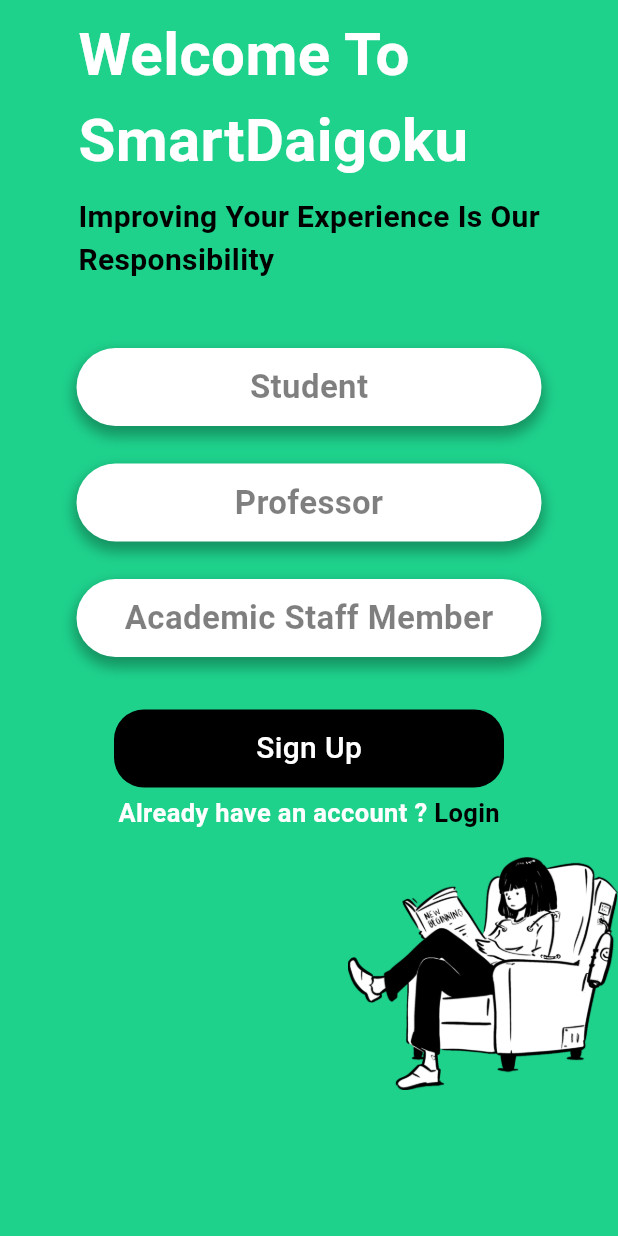
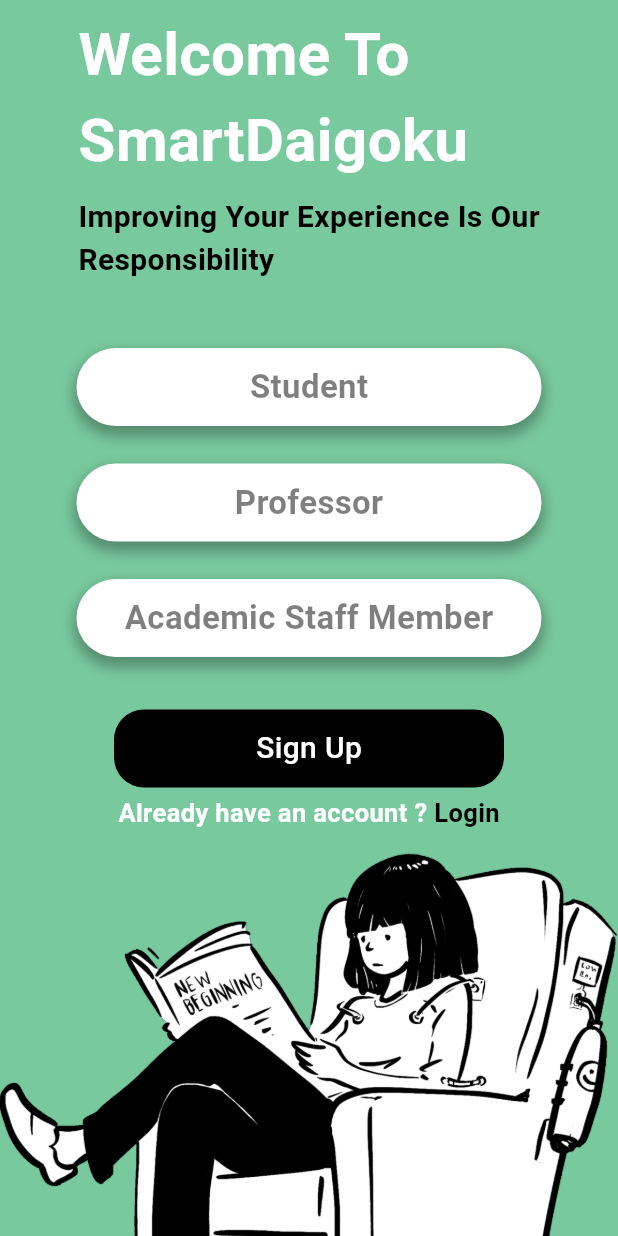
Before and after one commit to Louay-Barraq/SmartDaigaku, a Flutter app: the screen it shows after launch, on a phone screen of 412 x 824 dp. Run offline on Flutter 3.47's test engine with Material 3 defaults, Android fonts, the phone set to English and light mode, and no system bars; our stand-ins replace firebase_auth, firebase_core, fluttertoast; missing offline and left inert: dart:ffi; accounts and stored records are empty.

Commit message:
Modified the background color and updated the image placement.

```diff
--- a/lib/pages/initial_page.dart
+++ b/lib/pages/initial_page.dart
@@ -33,7 +33,7 @@ class _InitialPageState extends State<InitialPage> {
     double imageWidth = 180;
 
     return Scaffold(
-      backgroundColor: Color.fromARGB(255, 30, 210, 140),
+      backgroundColor: Color.fromARGB(255, 121, 201, 158),
       body: SafeArea(
         child: SingleChildScrollView(
           child: Padding(
@@ -189,11 +189,11 @@ class _InitialPageState extends State<InitialPage> {
                 ),
                 SizedBox(height: 5),
                 Align(
-                  alignment: Alignment.bottomRight,
+                  alignment: Alignment.bottomCenter,
                   child: Image.asset(
                     "assets/images/new_beginnings.png",
-                    width: 180,
-                    height: 180,
+                    width: screenWidth,
+                    height: 375,
                   ),
                 ),
               ],
```
